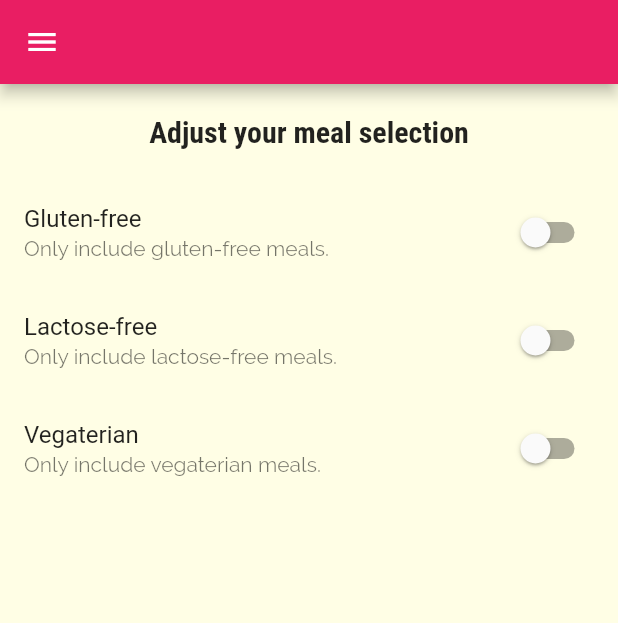
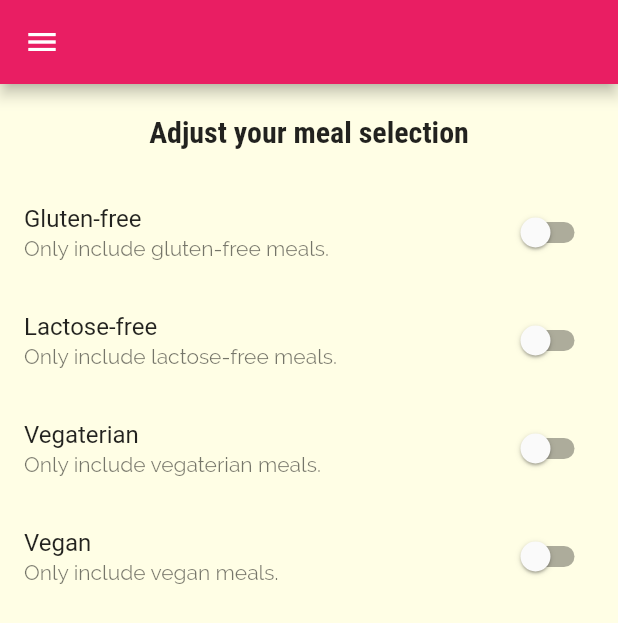
Before and after one commit to omar1413/recipes-flutter, a Flutter app: the screen it shows after launch, in the side drawer, after a tap on "Filters", on a phone screen of 412 x 824 dp. Shown: the top 623 px of the screen. Run offline on Flutter 3.47's test engine with Material 2 defaults, Android fonts, the phone set to English and light mode, and no system bars.

Commit message:
release 1.0

```diff
--- a/lib/src/app.dart
+++ b/lib/src/app.dart
@@ -1,12 +1,68 @@
 import 'package:flutter/material.dart';
+import 'package:recipes/src/dummy-data.dart';
 import 'package:recipes/src/screens/category_meals_screen.dart';
 import 'package:recipes/src/screens/filters_screen.dart';
 import 'package:recipes/src/screens/meal_details_screen.dart';
 import 'package:recipes/src/screens/tabs_screen.dart';
 
+import 'models/meal.dart';
 import 'screens/categories_screen.dart';
 
-class App extends StatelessWidget {
+class App extends StatefulWidget {
+  @override
+  _AppState createState() => _AppState();
+}
+
+class _AppState extends State<App> {
+  List<Meal> meals = DUMMY_MEALS;
+  List<Meal> favouritesMeals = [];
+
+  void _addFavouriteMeal(String mealId) {
+    Meal meal = meals.firstWhere((meal) => meal.id == mealId);
+    setState(() {
+      favouritesMeals.add(meal);
+    });
+  }
+
+  void _removeFavouriteMeal(String mealId) {
+    setState(() {
+      favouritesMeals.removeWhere((meal) => meal.id == mealId);
+    });
+  }
+
+  bool _isFavourite(String mealId) {
+    return favouritesMeals.any((meal) => meal.id == mealId);
+  }
+
+  Map<String, bool> filters = {
+    'gluten': false,
+    'vegetarian': false,
+    'vegan': false,
+    'lactose': false,
+  };
+
+  void _setFilters(Map<String, bool> filters) {
+    setState(() {
+      this.filters = filters;
+      meals = DUMMY_MEALS.where((meal) {
+        if (filters['lactose'] && !meal.isLactoseFree) {
+          return false;
+        }
+        if (filters['gluten'] && !meal.isGlutenFree) {
+          return false;
+        }
+        if (filters['vegan'] && !meal.isVegan) {
+          return false;
+        }
+        if (filters['vegetarian'] && !meal.isVegetarian) {
+          return false;
+        }
+
+        return true;
+      }).toList();
+    });
+  }
+
   @override
   Widget build(BuildContext context) {
     return MaterialApp(
@@ -29,11 +85,15 @@ class App extends StatelessWidget {
               ),
             ),
       ),
-      home: TabsScreen(),
+      home: TabsScreen(favouritesMeals),
       routes: {
-        CategoryMealsScreen.route: (_) => CategoryMealsScreen(),
-        MealDetailsScreen.route: (_) => MealDetailsScreen(),
-        FiltersScreen.route: (_) => FiltersScreen(),
+        CategoryMealsScreen.route: (_) => CategoryMealsScreen(meals),
+        MealDetailsScreen.route: (_) => MealDetailsScreen(
+              addFavouriteMeal: _addFavouriteMeal,
+              removeFavouriteMeal: _removeFavouriteMeal,
+              isFavouriteMeal: _isFavourite,
+            ),
+        FiltersScreen.route: (_) => FiltersScreen(filters, _setFilters),
       },
       onUnknownRoute: (_) {
         return MaterialPageRoute(
--- a/lib/src/screens/category_meals_screen.dart
+++ b/lib/src/screens/category_meals_screen.dart
@@ -7,7 +7,10 @@ import 'package:recipes/src/widgets/skeleton.dart';
 import 'meal_details_screen.dart';
 
 class CategoryMealsScreen extends StatefulWidget {
+  final List<Meal> meals;
   static const String route = '/category_meals';
+
+  CategoryMealsScreen(this.meals);
 
   @override
   _CategoryMealsScreenState createState() => _CategoryMealsScreenState();
@@ -41,16 +44,7 @@ class _CategoryMealsScreenState extends State<CategoryMealsScreen> {
   }
 
   void _selectMeal(String id) {
-    Navigator.pushNamed(context, MealDetailsScreen.route, arguments: id)
-        .then((result) {
-      if (result != null) {
-        setState(() {
-          print(meals);
-          meals.removeWhere((meal) => meal.id == result);
-          print(meals);
-        });
-      }
-    });
+    Navigator.pushNamed(context, MealDetailsScreen.route, arguments: id);
   }
 
   @override
@@ -61,7 +55,7 @@ class _CategoryMealsScreenState extends State<CategoryMealsScreen> {
           ModalRoute.of(context).settings.arguments as Map<String, String>;
       final id = routeArgs['id'];
       title = routeArgs['title'];
-      meals = DUMMY_MEALS.where((meal) {
+      meals = widget.meals.where((meal) {
         return meal.categories.contains(id);
       }).toList();
       firstInit = true;
--- a/lib/src/screens/filters_screen.dart
+++ b/lib/src/screens/filters_screen.dart
@@ -4,6 +4,11 @@ import 'package:recipes/src/widgets/skeleton.dart';
 
 class FiltersScreen extends StatefulWidget {
   static const String route = '/filters';
+
+  final Function(Map<String, bool>) saveFilters;
+  final Map<String, bool> currentFilters;
+
+  FiltersScreen(this.currentFilters, this.saveFilters);
 
   @override
   _FiltersScreenState createState() => _FiltersScreenState();
@@ -13,6 +18,16 @@ class _FiltersScreenState extends State<FiltersScreen> {
   bool _glutenFree = false;
   bool _lactoseFree = false;
   bool _vegetarian = false;
+  bool _vegan = false;
+
+  @override
+  void initState() {
+    super.initState();
+    _vegetarian = widget.currentFilters['vegetarian'];
+    _vegan = widget.currentFilters['vegan'];
+    _lactoseFree = widget.currentFilters['lactose'];
+    _glutenFree = widget.currentFilters['gluten'];
+  }
 
   Widget buildSwitchTitle(
     String title,
@@ -28,6 +43,14 @@ class _FiltersScreenState extends State<FiltersScreen> {
         setState(() {
           update(newVal);
         });
+        widget.saveFilters(
+          {
+            'gluten': _glutenFree,
+            'lactose': _lactoseFree,
+            'vegan': _vegan,
+            'vegetarian': _vegetarian,
+          },
+        );
       },
     );
   }
@@ -72,6 +95,14 @@ class _FiltersScreenState extends State<FiltersScreen> {
                     _vegetarian = newVal;
                   },
                 ),
+                buildSwitchTitle(
+                  'Vegan',
+                  'Only include vegan meals.',
+                  _vegan,
+                  (newVal) {
+                    _vegan = newVal;
+                  },
+                ),
               ],
             ),
           ),
--- a/lib/src/screens/tabs_screen.dart
+++ b/lib/src/screens/tabs_screen.dart
@@ -1,25 +1,20 @@
 import 'package:flutter/material.dart';
+import 'package:recipes/src/models/meal.dart';
 import 'package:recipes/src/screens/categories_screen.dart';
 import 'package:recipes/src/widgets/app_drawer.dart';
 import 'package:recipes/src/widgets/skeleton.dart';
 import 'favorites_screen.dart';
 
 class TabsScreen extends StatefulWidget {
+  final List<Meal> favouriteMeals;
+  TabsScreen(this.favouriteMeals);
+
   @override
   _TabsScreenState createState() => _TabsScreenState();
 }
 
 class _TabsScreenState extends State<TabsScreen> {
-  final _pages = [
-    {
-      'page': CategoriesScreen(),
-      'title': 'Categories',
-    },
-    {
-      'page': FavoritesScreen(),
-      'title': 'Favorites',
-    }
-  ];
+  List<Map<String, dynamic>> _pages;
 
   int _selectedIndex = 0;
 
@@ -57,4 +52,19 @@ class _TabsScreenState extends State<TabsScreen> {
       ),
     );
   }
+
+  @override
+  void initState() {
+    super.initState();
+    _pages = [
+      {
+        'page': CategoriesScreen(),
+        'title': 'Categories',
+      },
+      {
+        'page': FavoritesScreen(widget.favouriteMeals),
+        'title': 'Favorites',
+      }
+    ];
+  }
 }
--- a/lib/src/widgets/meal_item.dart
+++ b/lib/src/widgets/meal_item.dart
@@ -10,7 +10,7 @@ class MealItem extends StatelessWidget {
   final int duration;
   final Complexity complexity;
   final Affordability affordability;
-  final Function onTap;
+  final Function(String) onTap;
 
   MealItem({
     @required this.id,
```
Also changed, not shown: lib/src/screens/favorites_screen.dart (+36 -2 lines), lib/src/screens/meal_details_screen.dart (+20 -2 lines).
